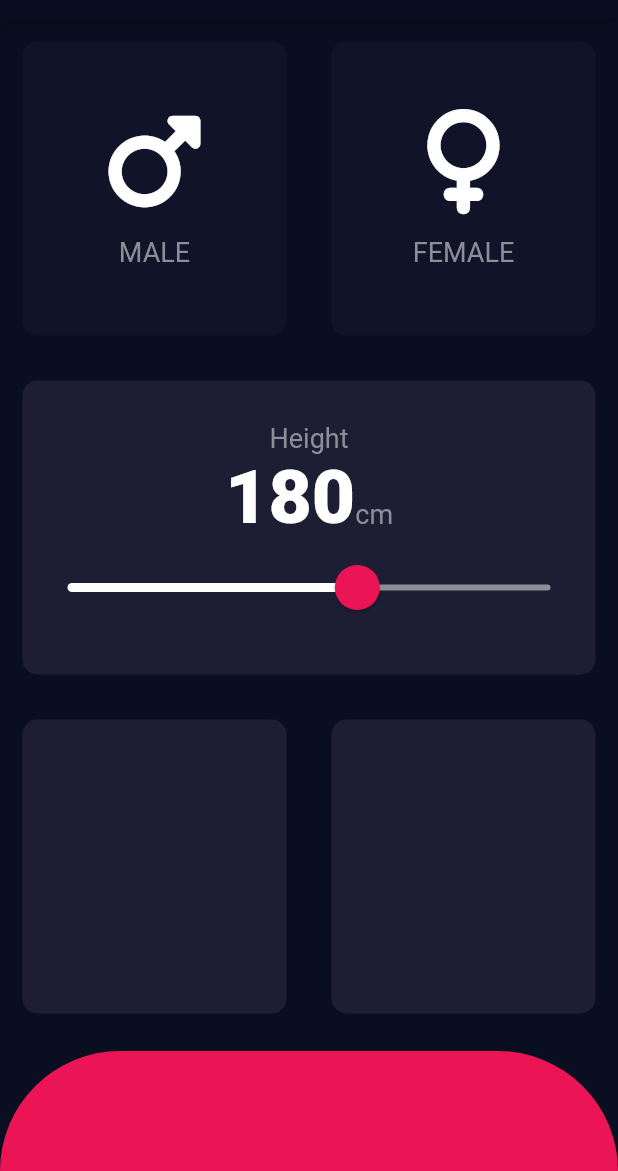
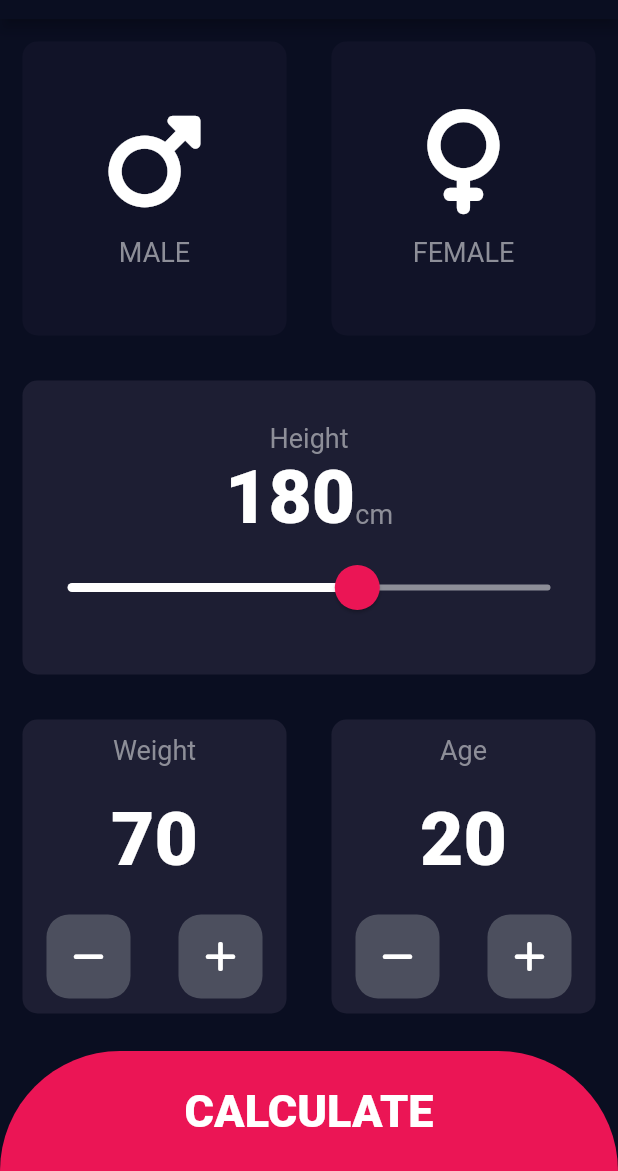
Before and after one commit to alikazemidev/bmi_flutter_20dayschallenge, a Flutter app: the screen it shows after launch, on a phone screen of 412 x 824 dp, the part 65-1236 px from its top. Run offline on Flutter 3.47's test engine with Material 2 defaults, Android fonts, the phone set to English and light mode, and no system bars; our stand-ins replace font_awesome_flutter.

Commit message:
complete input page

```diff
--- a/lib/screens/home_page.dart
+++ b/lib/screens/home_page.dart
@@ -5,6 +5,7 @@ import 'package:font_awesome_flutter/font_awesome_flutter.dart';
 import '../widgets/icon_content.dart';
 import '../widgets/reusable_card.dart';
 import '../constants/style&color.dart';
+import 'result_page.dart';
 
 enum Gender {
   male,
@@ -21,6 +22,8 @@ class HomePage extends StatefulWidget {
 class _HomePageState extends State<HomePage> {
   Gender? selectedGender;
   int height = 180;
+  int weight = 70;
+  int age = 20;
 
   @override
   Widget build(BuildContext context) {
@@ -124,14 +127,97 @@ class _HomePageState extends State<HomePage> {
               children: [
                 ReUsableCard(
                   clr: kActiveCardColor,
+                  cardChild: Column(
+                    mainAxisAlignment: MainAxisAlignment.spaceAround,
+                    children: [
+                      Text(
+                        'Weight',
+                        style: kLableTextStyle,
                       ),
-                ReUsableCard(
-                  clr: kActiveCardColor,
+                      Text(
+                        weight.toString(),
+                        style: kNumberTextStyle,
+                      ),
+                      Row(
+                        mainAxisAlignment: MainAxisAlignment.spaceAround,
+                        children: [
+                          RoundIconButton(
+                            icon: FontAwesomeIcons.minus,
+                            onPress: () {
+                              setState(() {
+                                weight--;
+                              });
+                            },
+                          ),
+                          RoundIconButton(
+                            icon: FontAwesomeIcons.plus,
+                            onPress: () {
+                              setState(() {
+                                weight++;
+                              });
+                            },
+                          ),
+                        ],
                       ),
                     ],
                   ),
                 ),
-          Container(
+                ReUsableCard(
+                  clr: kActiveCardColor,
+                  cardChild: Column(
+                    mainAxisAlignment: MainAxisAlignment.spaceAround,
+                    children: [
+                      Text(
+                        'Age',
+                        style: kLableTextStyle,
+                      ),
+                      Text(
+                        age.toString(),
+                        style: kNumberTextStyle,
+                      ),
+                      Row(
+                        mainAxisAlignment: MainAxisAlignment.spaceAround,
+                        children: [
+                          RoundIconButton(
+                            icon: FontAwesomeIcons.minus,
+                            onPress: () {
+                              setState(() {
+                                age--;
+                              });
+                            },
+                          ),
+                          RoundIconButton(
+                            icon: FontAwesomeIcons.plus,
+                            onPress: () {
+                              setState(() {
+                                age++;
+                              });
+                            },
+                          ),
+                        ],
+                      ),
+                    ],
+                  ),
+                ),
+              ],
+            ),
+          ),
+          GestureDetector(
+            onTap: () {
+              Navigator.push(
+                context,
+                MaterialPageRoute(
+                  builder: (context) => ResultPage(),
+                ),
+              );
+            },
+            child: Container(
+              child: Center(
+                child: Text(
+                  'Calculate'.toUpperCase(),
+                  style: kNumberTextStyle.copyWith(fontSize: 30),
+                ),
+              ),
               width: double.infinity,
               height: kBottomContainerHeight,
               margin: EdgeInsets.only(top: 10),
@@ -143,8 +229,33 @@ class _HomePageState extends State<HomePage> {
                 color: kBottomContainerColor,
               ),
             ),
+          ),
         ],
       ),
     );
   }
 }
+
+class RoundIconButton extends StatelessWidget {
+  final IconData? icon;
+  final VoidCallback? onPress;
+
+  const RoundIconButton({super.key, this.icon, this.onPress});
+
+  @override
+  Widget build(BuildContext context) {
+    return RawMaterialButton(
+      elevation: 0,
+      onPressed: onPress,
+      shape: RoundedRectangleBorder(
+        borderRadius: BorderRadius.circular(15),
+      ),
+      constraints: BoxConstraints.tightFor(
+        width: 56,
+        height: 56,
+      ),
+      fillColor: Color(0xff4c4f5e),
+      child: FaIcon(icon),
+    );
+  }
+}
--- /dev/null
+++ b/lib/screens/result_page.dart
@@ -0,0 +1,16 @@
+import 'package:flutter/material.dart';
+
+class ResultPage extends StatelessWidget {
+  const ResultPage({Key? key}) : super(key: key);
+
+  @override
+  Widget build(BuildContext context) {
+    return Scaffold(
+      appBar: AppBar(
+        centerTitle: true,
+        title: Text('bmi challenge'),
+      ),
+      body: Center(child: Text('ali')),
+    );
+  }
+}
```
Lines whose indentation alone changed are shown as unchanged.
